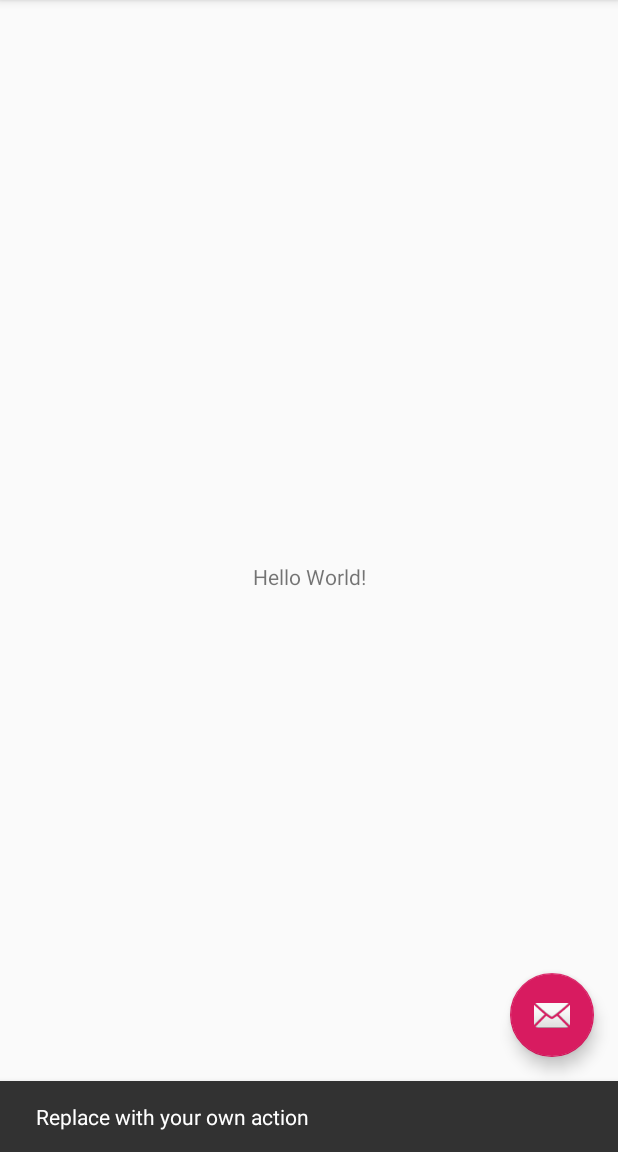
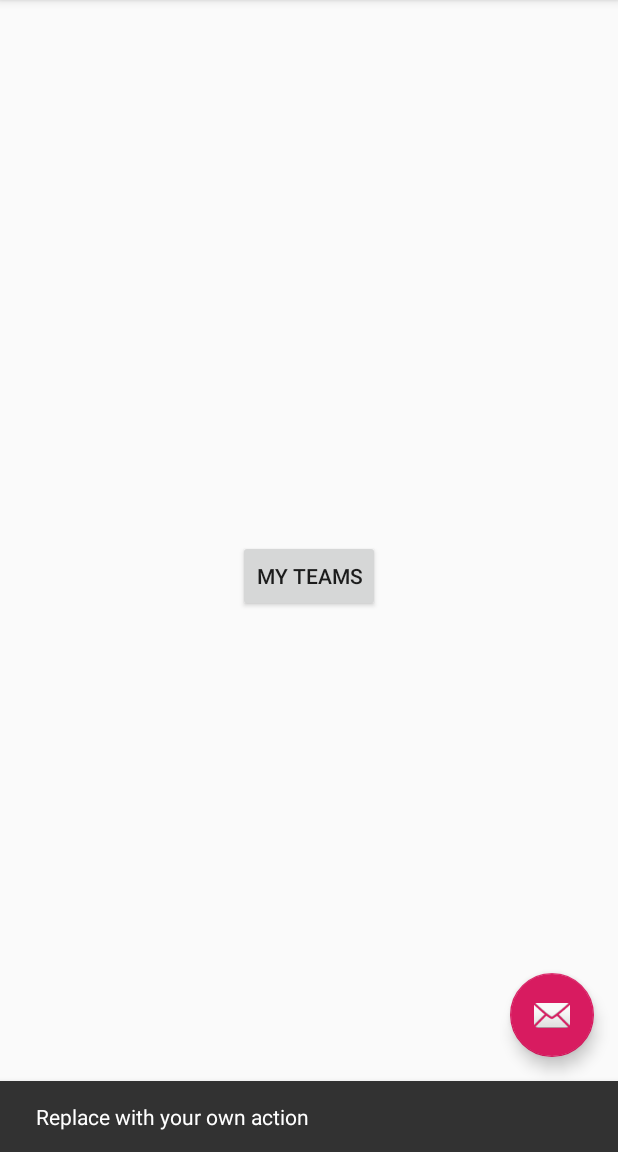
Before and after one commit to alli959/Hugbunadarverkefni2, an Android app: the screen it shows after launch (MainActivity), after a tap on an icon or button, on a phone screen of 412 x 824 dp, the part 84-1236 px from its top. Run offline under Robolectric (Android 15) with nearby library versions, the phone set to English and light mode, and no system bars; 3 statements that could not run were skipped.

Commit message:
ekki alveg að ná að tengjast nýju activity með button frá main, button birtist ekki

```diff
--- a/Front-end/app/src/main/java/yolo/basket/MainActivity.java
+++ b/Front-end/app/src/main/java/yolo/basket/MainActivity.java
@@ -15,11 +15,15 @@ import android.support.v7.app.AppCompatActivity;
 import android.support.v7.widget.Toolbar;
 import android.view.Menu;
 import android.view.MenuItem;
+import android.widget.Button;
 
 import yolo.basket.db.Database;
 
 public class MainActivity extends AppCompatActivity
         implements NavigationView.OnNavigationItemSelectedListener {
+
+
+    private Button team;
 
     @Override
     protected void onCreate(Bundle savedInstanceState) {
@@ -54,6 +58,24 @@ public class MainActivity extends AppCompatActivity
 
         NavigationView navigationView = (NavigationView) findViewById(R.id.nav_view);
         navigationView.setNavigationItemSelectedListener(this);
+
+
+        team = (Button) findViewById(R.id.teamView);
+
+        team.setOnClickListener(new View.OnClickListener() {
+
+            @Override
+            public void onClick(View v){
+                openTeamView();
+            }
+        });
+
+
+    }
+
+    public void openTeamView(){
+        Intent intent = new Intent(this, TeamActivity.class);
+        startActivity(intent);
     }
 
     @Override
--- a/Front-end/app/src/main/res/layout/content_main.xml
+++ b/Front-end/app/src/main/res/layout/content_main.xml
@@ -8,10 +8,13 @@
     tools:context=".MainActivity"
     tools:showIn="@layout/app_bar_main">
 
-    <TextView
+    <Button
+
+        android:id="@+id/teamView"
         android:layout_width="wrap_content"
         android:layout_height="wrap_content"
-        android:text="Hello World!"
+        android:text="@string/my_teams"
+        android:visibility="visible"
         app:layout_constraintBottom_toBottomOf="parent"
         app:layout_constraintLeft_toLeftOf="parent"
         app:layout_constraintRight_toRightOf="parent"
--- a/Front-end/app/src/main/res/values/strings.xml
+++ b/Front-end/app/src/main/res/values/strings.xml
@@ -19,4 +19,5 @@
     <string name="permission_rationale">"Contacts permissions are needed for providing email
         completions."
     </string>
+    <string name="my_teams">my Teams</string>
 </resources>
```
Also changed, not shown: Front-end/app/src/main/java/yolo/basket/TeamLeftFragment.java (added, +20 -0 lines), Front-end/app/src/main/java/yolo/basket/TeamRightFragment.java (added, +20 -0 lines), Front-end/app/src/main/java/yolo/basket/db/Database.java (+18 -0 lines), Front-end/app/src/main/res/layout/activity_team.xml (+18 -0 lines), Front-end/app/src/main/res/layout/team_left_fragment.xml (added, +16 -0 lines), Front-end/app/src/main/res/layout/team_right_fragment.xml (added, +15 -0 lines).
